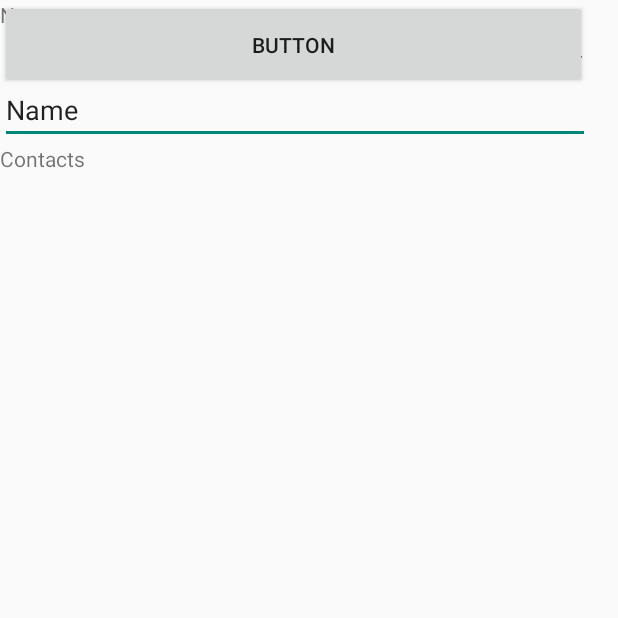
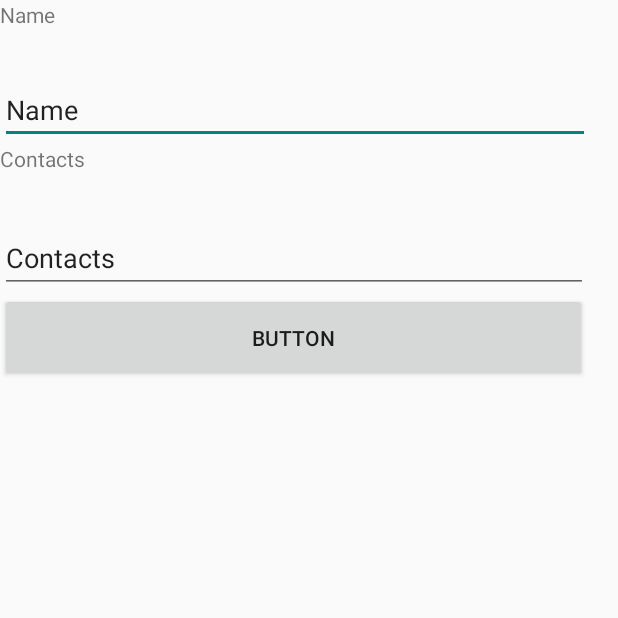
Before and after one commit to SeminGit/Mobile, an Android app: the HotelsActivity screen opened directly, with no data from a screen before it, after a tap on "BUTTON", on a phone screen of 412 x 824 dp, the top half of it. Run offline under Robolectric (Android 15) with nearby library versions, the phone set to English and light mode, and no system bars.

Commit message:
Add Hotel Activity + Functionality
GO

```diff
--- a/app/src/main/AndroidManifest.xml
+++ b/app/src/main/AndroidManifest.xml
@@ -11,7 +11,7 @@
         android:label=""
         android:supportsRtl="true"
         android:theme="@style/AppTheme">
-        <activity android:name=".AddNewItem"></activity>
+        <activity android:name=".AddHotel"></activity>
 
         <receiver
             android:name=".ToastBroadCastReciever"
--- a/app/src/main/java/admin/build1/AddNewItem.java
+++ b/app/src/main/java/admin/build1/AddHotel.java
@@ -1,20 +1,20 @@
 package admin.build1;
 
+import android.content.Intent;
 import android.database.sqlite.SQLiteDatabase;
 import android.support.v7.app.AppCompatActivity;
 import android.os.Bundle;
 import android.view.View;
 import android.widget.TextView;
 
-import admin.build1.Services.ToastService;
 import admin.build1.database.TraveliaDatabaseHelper;
 
-public class AddNewItem extends AppCompatActivity {
+public class AddHotel extends AppCompatActivity {
 
     @Override
     protected void onCreate(Bundle savedInstanceState) {
         super.onCreate(savedInstanceState);
-        setContentView(R.layout.activity_add_new_item);
+        setContentView(R.layout.activity_add_hotel);
 
     }
 
@@ -57,6 +57,8 @@ public class AddNewItem extends AppCompatActivity {
                 break;
             }
         }
+        setResult(1, new Intent());
+        finish();
 
     }
 }
--- a/app/src/main/java/admin/build1/ui/activity/HotelsActivity.java
+++ b/app/src/main/java/admin/build1/ui/activity/HotelsActivity.java
@@ -1,13 +1,10 @@
 package admin.build1.ui.activity;
 
-import android.app.Dialog;
-import android.content.DialogInterface;
 import android.content.Intent;
 import android.database.Cursor;
 import android.database.sqlite.SQLiteDatabase;
 import android.database.sqlite.SQLiteException;
 import android.database.sqlite.SQLiteOpenHelper;
-import android.net.Uri;
 import android.support.design.widget.NavigationView;
 import android.support.v4.app.LoaderManager;
 import android.support.v4.content.Loader;
@@ -30,11 +27,7 @@ import android.widget.ImageView;
 import android.widget.TextView;
 import android.widget.Toast;
 
-import com.google.android.gms.appindexing.Action;
-import com.google.android.gms.appindexing.AppIndex;
-import com.google.android.gms.common.api.GoogleApiClient;
-
-import admin.build1.AddNewItem;
+import admin.build1.AddHotel;
 import admin.build1.R;
 import admin.build1.Services.ToastService;
 import admin.build1.database.TraveliaCursorLoader1;
@@ -186,12 +179,16 @@ public class HotelsActivity extends AppCompatActivity
     }
 
     public void addHotel(View view) {
-        Intent createItemIntent = new Intent(this, AddNewItem.class);
+        Intent createItemIntent = new Intent(this, AddHotel.class);
 
         createItemIntent.putExtra("itemType", "hotel");
 
-        startActivity(createItemIntent);
-
-        ToastService.showToast(this, "BUTTON CLICKED");
+        startActivityForResult(createItemIntent, 1);
+    }
+    @Override
+    protected void onActivityResult(int requestCode, int resultCode, Intent data) {
+        super.onActivityResult(requestCode, resultCode, data);
+        startActivity(new Intent(this, HotelsActivity.class));
+        ToastService.showToast(this, "UPDATE DATA");
     }
 }
--- a/app/src/main/res/layout/activity_add_new_item.xml
+++ b/app/src/main/res/layout/activity_add_hotel.xml
@@ -4,7 +4,7 @@
     xmlns:tools="http://schemas.android.com/tools"
     android:layout_width="match_parent"
     android:layout_height="match_parent"
-    tools:context=".AddNewItem">
+    tools:context=".AddHotel">
 
 
     <TextView
@@ -13,7 +13,7 @@
         android:layout_height="52dp"
         android:text="Name"
         app:layout_constraintTop_toTopOf="parent"
-        tools:layout_editor_absoluteX="7dp" />
+        tools:layout_editor_absoluteX="3dp" />
 
     <TextView
         android:id="@+id/newItemContactsLabel"
@@ -21,7 +21,7 @@
         android:layout_height="53dp"
         android:text="Contacts"
         app:layout_constraintTop_toBottomOf="@+id/newItemName"
-        tools:layout_editor_absoluteX="7dp" />
+        tools:layout_editor_absoluteX="2dp" />
 
     <Button
         android:id="@+id/button"
@@ -29,8 +29,8 @@
         android:layout_height="59dp"
         android:onClick="addItem"
         android:text="Button"
-        app:layout_constraintTop_toBottomOf="@+id/editTextTextPersonName"
-        tools:layout_editor_absoluteX="4dp" />
+        app:layout_constraintTop_toBottomOf="@+id/newItemContacts"
+        tools:layout_editor_absoluteX="-1dp" />
 
     <EditText
         android:id="@+id/newItemName"
@@ -49,7 +49,7 @@
         android:ems="10"
         android:inputType="textPersonName"
         android:text="Contacts"
-        tools:layout_editor_absoluteX="3dp"
-        tools:layout_editor_absoluteY="153dp" />
+        app:layout_constraintTop_toBottomOf="@+id/newItemContactsLabel"
+        tools:layout_editor_absoluteX="2dp" />
 
 </android.support.constraint.ConstraintLayout>
```
